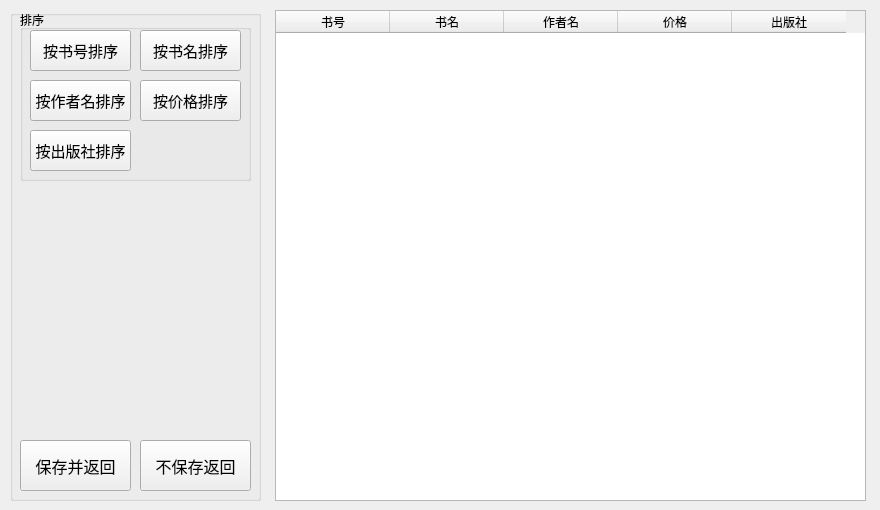
First picture: the form in Sources/Forms/editbook.ui, repository gaogao-qwq/Book_Manage_System_QT, before the edit.
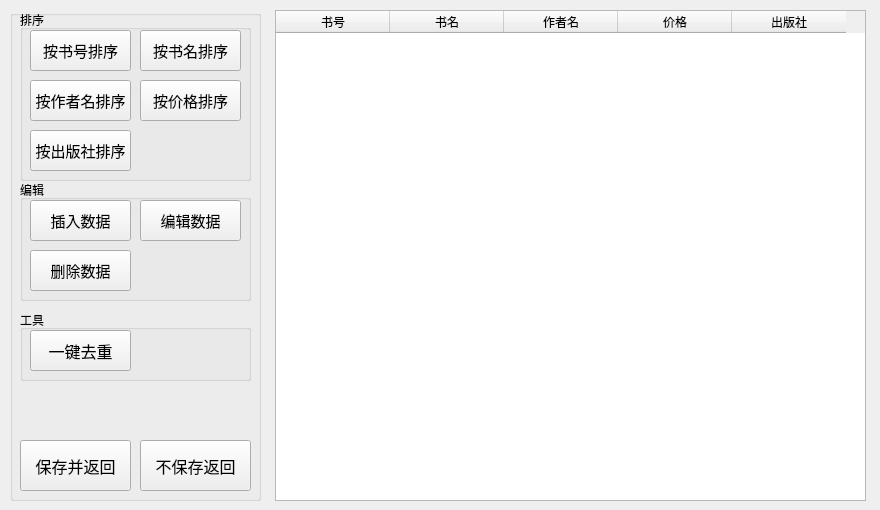
Second picture: the form after the edit.

Commit message: Update book list edit function

What changed in the file:
```diff
--- a/Sources/Forms/editbook.ui
+++ b/Sources/Forms/editbook.ui
@@ -202,6 +202,104 @@
      </property>
     </widget>
    </widget>
+   <widget class="QGroupBox" name="editButtonGroupBox">
+    <property name="geometry">
+     <rect>
+      <x>10</x>
+      <y>170</y>
+      <width>231</width>
+      <height>121</height>
+     </rect>
+    </property>
+    <property name="title">
+     <string>编辑</string>
+    </property>
+    <widget class="QPushButton" name="insertButton">
+     <property name="geometry">
+      <rect>
+       <x>10</x>
+       <y>20</y>
+       <width>101</width>
+       <height>41</height>
+      </rect>
+     </property>
+     <property name="font">
+      <font>
+       <pointsize>11</pointsize>
+      </font>
+     </property>
+     <property name="text">
+      <string>插入数据</string>
+     </property>
+    </widget>
+    <widget class="QPushButton" name="deleteButton">
+     <property name="geometry">
+      <rect>
+       <x>10</x>
+       <y>70</y>
+       <width>101</width>
+       <height>41</height>
+      </rect>
+     </property>
+     <property name="font">
+      <font>
+       <pointsize>11</pointsize>
+      </font>
+     </property>
+     <property name="text">
+      <string>删除数据</string>
+     </property>
+    </widget>
+    <widget class="QPushButton" name="editButton">
+     <property name="geometry">
+      <rect>
+       <x>120</x>
+       <y>20</y>
+       <width>101</width>
+       <height>41</height>
+      </rect>
+     </property>
+     <property name="font">
+      <font>
+       <pointsize>11</pointsize>
+      </font>
+     </property>
+     <property name="text">
+      <string>编辑数据</string>
+     </property>
+    </widget>
+   </widget>
+   <widget class="QGroupBox" name="toolsGroupBox">
+    <property name="geometry">
+     <rect>
+      <x>10</x>
+      <y>300</y>
+      <width>231</width>
+      <height>71</height>
+     </rect>
+    </property>
+    <property name="title">
+     <string>工具</string>
+    </property>
+    <widget class="QPushButton" name="deduplicationButton">
+     <property name="geometry">
+      <rect>
+       <x>10</x>
+       <y>20</y>
+       <width>101</width>
+       <height>41</height>
+      </rect>
+     </property>
+     <property name="font">
+      <font>
+       <pointsize>12</pointsize>
+      </font>
+     </property>
+     <property name="text">
+      <string>一键去重</string>
+     </property>
+    </widget>
+   </widget>
   </widget>
  </widget>
  <resources/>
```
Left out of the diff: 4 changed lines with no effect on the pictures. The commit also changes 19 other files.
